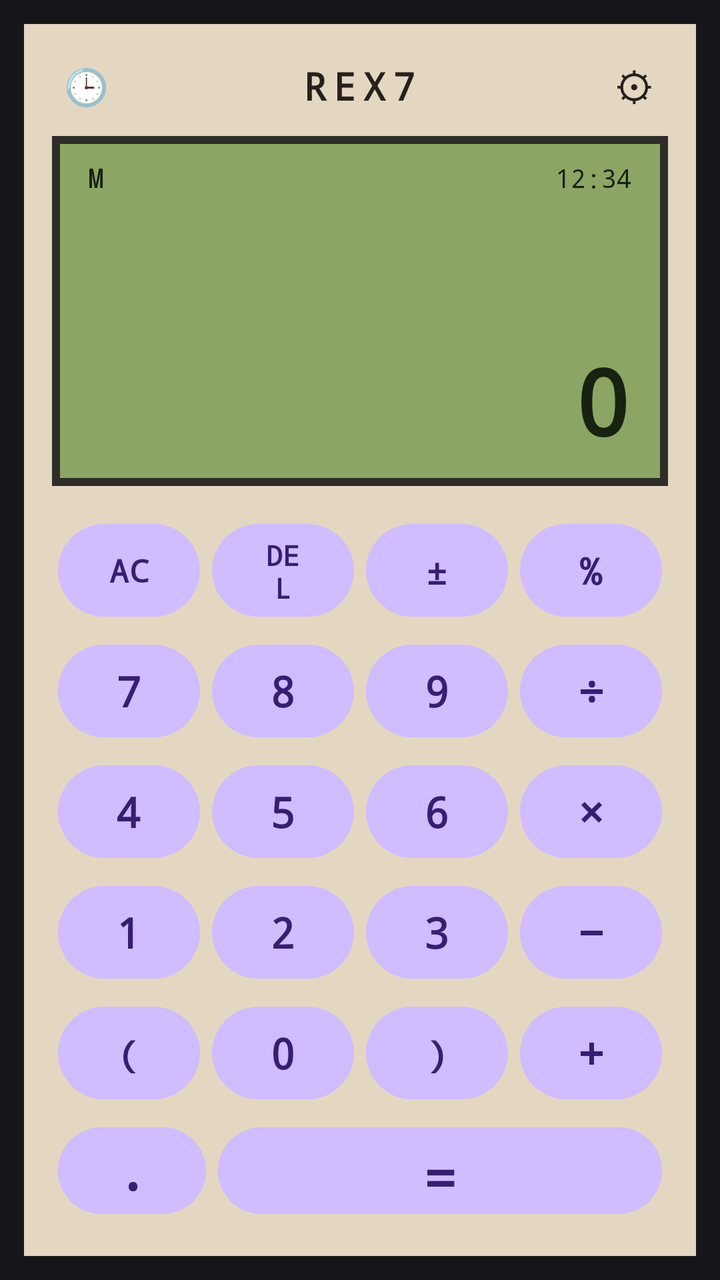
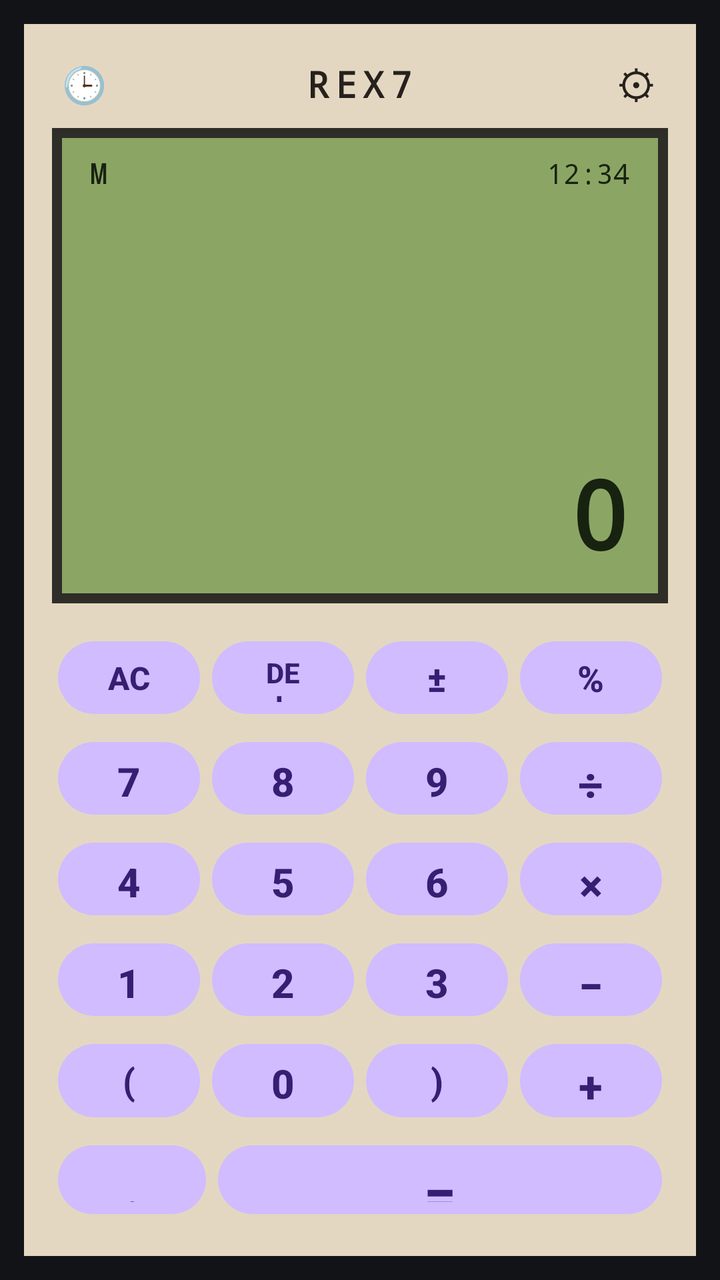

Compare the two renders of this Android layout. The source of the first and the diff that turns it into the second are given below.
<!-- AndroidManifest.xml: application theme Theme.REX7Calculator -->
<!-- res/layout/activity_main.xml -->
<?xml version="1.0" encoding="utf-8"?>
<LinearLayout xmlns:android="http://schemas.android.com/apk/res/android"
    android:id="@+id/rootContainer"
    android:layout_width="match_parent"
    android:layout_height="match_parent"
    android:background="#15161A"
    android:gravity="center"
    android:orientation="vertical"
    android:padding="12dp">

    <LinearLayout
        android:id="@+id/chassisLayout"
        android:layout_width="match_parent"
        android:layout_height="match_parent"
        android:background="#E4D7C2"
        android:orientation="vertical"
        android:padding="14dp">

        <RelativeLayout
            android:layout_width="match_parent"
            android:layout_height="34dp">
            <TextView
                android:id="@+id/btnHistory"
                android:layout_width="34dp"
                android:layout_height="34dp"
                android:layout_alignParentStart="true"
                android:gravity="center"
                android:text="🕒"
                android:textSize="18sp" />
            <TextView
                android:id="@+id/tvBrand"
                android:layout_width="wrap_content"
                android:layout_height="wrap_content"
                android:layout_centerInParent="true"
                android:fontFamily="monospace"
                android:letterSpacing="0.18"
                android:text="REX7"
                android:textColor="#26211C"
                android:textSize="19sp"
                android:textStyle="bold" />
            <TextView
                android:id="@+id/btnSettings"
                android:layout_width="34dp"
                android:layout_height="34dp"
                android:layout_alignParentEnd="true"
                android:gravity="center"
                android:text="⚙"
                android:textColor="#26211C"
                android:textSize="20sp" />
        </RelativeLayout>

        <LinearLayout
            android:id="@+id/lcdBorderLayout"
            android:layout_width="match_parent"
            android:layout_height="175dp"
            android:layout_marginTop="8dp"
            android:layout_marginBottom="12dp"
            android:background="#2E2D28"
            android:padding="4dp">

            <LinearLayout
                android:id="@+id/lcdScreen"
                android:layout_width="match_parent"
                android:layout_height="match_parent"
                android:background="#8BA664"
                android:orientation="vertical"
                android:paddingStart="14dp"
                android:paddingTop="8dp"
                android:paddingEnd="14dp"
                android:paddingBottom="8dp">

                <RelativeLayout
                    android:layout_width="match_parent"
                    android:layout_height="wrap_content">
                    <TextView
                        android:id="@+id/tvLcdFlag"
                        android:layout_width="wrap_content"
                        android:layout_height="wrap_content"
                        android:fontFamily="monospace"
                        android:text="M"
                        android:textColor="#182210"
                        android:textSize="13sp"
                        android:textStyle="bold" />
                    <TextView
                        android:id="@+id/tvLcdClock"
                        android:layout_width="wrap_content"
                        android:layout_height="wrap_content"
                        android:layout_alignParentEnd="true"
                        android:fontFamily="monospace"
                        android:text="12:34"
                        android:textColor="#182210"
                        android:textSize="13sp" />
                </RelativeLayout>

                <TextView
                    android:id="@+id/tvExpression"
                    android:layout_width="match_parent"
                    android:layout_height="0dp"
                    android:layout_weight="1"
                    android:fontFamily="monospace"
                    android:gravity="start|center_vertical"
                    android:letterSpacing="0.05"
                    android:maxLines="1"
                    android:text=""
                    android:textColor="#182210"
                    android:textSize="24sp" />

                <TextView
                    android:id="@+id/tvResult"
                    android:layout_width="match_parent"
                    android:layout_height="wrap_content"
                    android:fontFamily="monospace"
                    android:gravity="end|bottom"
                    android:letterSpacing="0.05"
                    android:maxLines="1"
                    android:text="0"
                    android:textColor="#182210"
                    android:textSize="46sp"
                    android:textStyle="bold" />
            </LinearLayout>
        </LinearLayout>

        <LinearLayout
            android:layout_width="match_parent"
            android:layout_height="0dp"
            android:layout_weight="1"
            android:orientation="vertical">

            <LinearLayout android:layout_width="match_parent" android:layout_height="0dp" android:layout_weight="1" android:orientation="horizontal">
                <Button android:id="@+id/btnAC" android:layout_width="0dp" android:layout_height="match_parent" android:layout_weight="1" android:layout_margin="3dp" android:fontFamily="monospace" android:text="AC" android:textSize="16sp" android:textStyle="bold" />
                <Button android:id="@+id/btnDel" android:layout_width="0dp" android:layout_height="match_parent" android:layout_weight="1" android:layout_margin="3dp" android:fontFamily="monospace" android:text="DEL" android:textSize="14sp" android:textStyle="bold" />
                <Button android:id="@+id/btnToggleSign" android:layout_width="0dp" android:layout_height="match_parent" android:layout_weight="1" android:layout_margin="3dp" android:fontFamily="monospace" android:text="±" android:textSize="18sp" android:textStyle="bold" />
                <Button android:id="@+id/btnPercent" android:layout_width="0dp" android:layout_height="match_parent" android:layout_weight="1" android:layout_margin="3dp" android:fontFamily="monospace" android:text="%" android:textSize="18sp" android:textStyle="bold" />
            </LinearLayout>

            <LinearLayout android:layout_width="match_parent" android:layout_height="0dp" android:layout_weight="1" android:orientation="horizontal">
                <Button android:id="@+id/btn7" android:layout_width="0dp" android:layout_height="match_parent" android:layout_weight="1" android:layout_margin="3dp" android:fontFamily="monospace" android:text="7" android:textSize="21sp" android:textStyle="bold" />
                <Button android:id="@+id/btn8" android:layout_width="0dp" android:layout_height="match_parent" android:layout_weight="1" android:layout_margin="3dp" android:fontFamily="monospace" android:text="8" android:textSize="21sp" android:textStyle="bold" />
                <Button android:id="@+id/btn9" android:layout_width="0dp" android:layout_height="match_parent" android:layout_weight="1" android:layout_margin="3dp" android:fontFamily="monospace" android:text="9" android:textSize="21sp" android:textStyle="bold" />
                <Button android:id="@+id/btnDivide" android:layout_width="0dp" android:layout_height="match_parent" android:layout_weight="1" android:layout_margin="3dp" android:fontFamily="monospace" android:text="÷" android:textSize="23sp" android:textStyle="bold" />
            </LinearLayout>

            <LinearLayout android:layout_width="match_parent" android:layout_height="0dp" android:layout_weight="1" android:orientation="horizontal">
                <Button android:id="@+id/btn4" android:layout_width="0dp" android:layout_height="match_parent" android:layout_weight="1" android:layout_margin="3dp" android:fontFamily="monospace" android:text="4" android:textSize="21sp" android:textStyle="bold" />
                <Button android:id="@+id/btn5" android:layout_width="0dp" android:layout_height="match_parent" android:layout_weight="1" android:layout_margin="3dp" android:fontFamily="monospace" android:text="5" android:textSize="21sp" android:textStyle="bold" />
                <Button android:id="@+id/btn6" android:layout_width="0dp" android:layout_height="match_parent" android:layout_weight="1" android:layout_margin="3dp" android:fontFamily="monospace" android:text="6" android:textSize="21sp" android:textStyle="bold" />
                <Button android:id="@+id/btnMultiply" android:layout_width="0dp" android:layout_height="match_parent" android:layout_weight="1" android:layout_margin="3dp" android:fontFamily="monospace" android:text="×" android:textSize="23sp" android:textStyle="bold" />
            </LinearLayout>

            <LinearLayout android:layout_width="match_parent" android:layout_height="0dp" android:layout_weight="1" android:orientation="horizontal">
                <Button android:id="@+id/btn1" android:layout_width="0dp" android:layout_height="match_parent" android:layout_weight="1" android:layout_margin="3dp" android:fontFamily="monospace" android:text="1" android:textSize="21sp" android:textStyle="bold" />
                <Button android:id="@+id/btn2" android:layout_width="0dp" android:layout_height="match_parent" android:layout_weight="1" android:layout_margin="3dp" android:fontFamily="monospace" android:text="2" android:textSize="21sp" android:textStyle="bold" />
                <Button android:id="@+id/btn3" android:layout_width="0dp" android:layout_height="match_parent" android:layout_weight="1" android:layout_margin="3dp" android:fontFamily="monospace" android:text="3" android:textSize="21sp" android:textStyle="bold" />
                <Button android:id="@+id/btnMinus" android:layout_width="0dp" android:layout_height="match_parent" android:layout_weight="1" android:layout_margin="3dp" android:fontFamily="monospace" android:text="−" android:textSize="23sp" android:textStyle="bold" />
            </LinearLayout>

            <LinearLayout android:layout_width="match_parent" android:layout_height="0dp" android:layout_weight="1" android:orientation="horizontal">
                <Button android:id="@+id/btnParenOpen" android:layout_width="0dp" android:layout_height="match_parent" android:layout_weight="1" android:layout_margin="3dp" android:fontFamily="monospace" android:text="(" android:textSize="18sp" android:textStyle="bold" />
                <Button android:id="@+id/btn0" android:layout_width="0dp" android:layout_height="match_parent" android:layout_weight="1" android:layout_margin="3dp" android:fontFamily="monospace" android:text="0" android:textSize="21sp" android:textStyle="bold" />
                <Button android:id="@+id/btnParenClose" android:layout_width="0dp" android:layout_height="match_parent" android:layout_weight="1" android:layout_margin="3dp" android:fontFamily="monospace" android:text=")" android:textSize="18sp" android:textStyle="bold" />
                <Button android:id="@+id/btnPlus" android:layout_width="0dp" android:layout_height="match_parent" android:layout_weight="1" android:layout_margin="3dp" android:fontFamily="monospace" android:text="+" android:textSize="23sp" android:textStyle="bold" />
            </LinearLayout>

            <LinearLayout android:layout_width="match_parent" android:layout_height="0dp" android:layout_weight="0.95" android:orientation="horizontal">
                <Button android:id="@+id/btnDot" android:layout_width="0dp" android:layout_height="match_parent" android:layout_weight="1" android:layout_margin="3dp" android:fontFamily="monospace" android:text="." android:textSize="24sp" android:textStyle="bold" />
                <Button android:id="@+id/btnEqual" android:layout_width="0dp" android:layout_height="match_parent" android:layout_weight="3" android:layout_margin="3dp" android:fontFamily="monospace" android:text="=" android:textSize="28sp" android:textStyle="bold" />
            </LinearLayout>
        </LinearLayout>
    </LinearLayout>
</LinearLayout>
<!-- resources referenced by this layout -->
<resources>
  <style name="Theme.REX7Calculator" parent="Theme.Material3.Dark.NoActionBar">
          <item name="android:statusBarColor">#121214</item>
          <item name="android:navigationBarColor">#121214</item>
          <item name="android:windowLightStatusBar">false</item>
      </style>
</resources>

<!-- the commit's change to res/layout/activity_main.xml (unified diff, before → after) -->
@@ -3,8 +3,7 @@
     android:id="@+id/rootContainer"
     android:layout_width="match_parent"
     android:layout_height="match_parent"
-    android:background="#15161A"
-    android:gravity="center"
+    android:background="#121316"
     android:orientation="vertical"
     android:padding="12dp">
 
@@ -18,11 +17,11 @@
 
         <RelativeLayout
             android:layout_width="match_parent"
-            android:layout_height="34dp">
+            android:layout_height="32dp">
             <TextView
                 android:id="@+id/btnHistory"
-                android:layout_width="34dp"
-                android:layout_height="34dp"
+                android:layout_width="32dp"
+                android:layout_height="32dp"
                 android:layout_alignParentStart="true"
                 android:gravity="center"
                 android:text="🕒"
@@ -36,12 +35,12 @@
                 android:letterSpacing="0.18"
                 android:text="REX7"
                 android:textColor="#26211C"
-                android:textSize="19sp"
+                android:textSize="18sp"
                 android:textStyle="bold" />
             <TextView
                 android:id="@+id/btnSettings"
-                android:layout_width="34dp"
-                android:layout_height="34dp"
+                android:layout_width="32dp"
+                android:layout_height="32dp"
                 android:layout_alignParentEnd="true"
                 android:gravity="center"
                 android:text="⚙"
@@ -52,11 +51,12 @@
         <LinearLayout
             android:id="@+id/lcdBorderLayout"
             android:layout_width="match_parent"
-            android:layout_height="175dp"
-            android:layout_marginTop="8dp"
+            android:layout_height="0dp"
+            android:layout_weight="1.15"
+            android:layout_marginTop="6dp"
             android:layout_marginBottom="12dp"
             android:background="#2E2D28"
-            android:padding="4dp">
+            android:padding="5dp">
 
             <LinearLayout
                 android:id="@+id/lcdScreen"
@@ -79,7 +79,7 @@
                         android:fontFamily="monospace"
                         android:text="M"
                         android:textColor="#182210"
-                        android:textSize="13sp"
+                        android:textSize="14sp"
                         android:textStyle="bold" />
                     <TextView
                         android:id="@+id/tvLcdClock"
@@ -89,7 +89,7 @@
                         android:fontFamily="monospace"
                         android:text="12:34"
                         android:textColor="#182210"
-                        android:textSize="13sp" />
+                        android:textSize="14sp" />
                 </RelativeLayout>
 
                 <TextView
@@ -100,7 +100,7 @@
                     android:fontFamily="monospace"
                     android:gravity="start|center_vertical"
                     android:letterSpacing="0.05"
-                    android:maxLines="1"
+                    android:maxLines="2"
                     android:text=""
                     android:textColor="#182210"
                     android:textSize="24sp" />
@@ -115,7 +115,7 @@
                     android:maxLines="1"
                     android:text="0"
                     android:textColor="#182210"
-                    android:textSize="46sp"
+                    android:textSize="48sp"
                     android:textStyle="bold" />
             </LinearLayout>
         </LinearLayout>
@@ -123,47 +123,47 @@
         <LinearLayout
             android:layout_width="match_parent"
             android:layout_height="0dp"
-            android:layout_weight="1"
+            android:layout_weight="1.45"
             android:orientation="vertical">
 
             <LinearLayout android:layout_width="match_parent" android:layout_height="0dp" android:layout_weight="1" android:orientation="horizontal">
-                <Button android:id="@+id/btnAC" android:layout_width="0dp" android:layout_height="match_parent" android:layout_weight="1" android:layout_margin="3dp" android:fontFamily="monospace" android:text="AC" android:textSize="16sp" android:textStyle="bold" />
-                <Button android:id="@+id/btnDel" android:layout_width="0dp" android:layout_height="match_parent" android:layout_weight="1" android:layout_margin="3dp" android:fontFamily="monospace" android:text="DEL" android:textSize="14sp" android:textStyle="bold" />
-                <Button android:id="@+id/btnToggleSign" android:layout_width="0dp" android:layout_height="match_parent" android:layout_weight="1" android:layout_margin="3dp" android:fontFamily="monospace" android:text="±" android:textSize="18sp" android:textStyle="bold" />
-                <Button android:id="@+id/btnPercent" android:layout_width="0dp" android:layout_height="match_parent" android:layout_weight="1" android:layout_margin="3dp" android:fontFamily="monospace" android:text="%" android:textSize="18sp" android:textStyle="bold" />
+                <Button android:id="@+id/btnAC" android:layout_width="0dp" android:layout_height="match_parent" android:layout_weight="1" android:layout_margin="3dp" android:text="AC" android:textSize="16sp" android:textStyle="bold" />
+                <Button android:id="@+id/btnDel" android:layout_width="0dp" android:layout_height="match_parent" android:layout_weight="1" android:layout_margin="3dp" android:text="DEL" android:textSize="14sp" android:textStyle="bold" />
+                <Button android:id="@+id/btnToggleSign" android:layout_width="0dp" android:layout_height="match_parent" android:layout_weight="1" android:layout_margin="3dp" android:text="±" android:textSize="18sp" android:textStyle="bold" />
+                <Button android:id="@+id/btnPercent" android:layout_width="0dp" android:layout_height="match_parent" android:layout_weight="1" android:layout_margin="3dp" android:text="%" android:textSize="18sp" android:textStyle="bold" />
             </LinearLayout>
 
             <LinearLayout android:layout_width="match_parent" android:layout_height="0dp" android:layout_weight="1" android:orientation="horizontal">
-                <Button android:id="@+id/btn7" android:layout_width="0dp" android:layout_height="match_parent" android:layout_weight="1" android:layout_margin="3dp" android:fontFamily="monospace" android:text="7" android:textSize="21sp" android:textStyle="bold" />
-                <Button android:id="@+id/btn8" android:layout_width="0dp" android:layout_height="match_parent" android:layout_weight="1" android:layout_margin="3dp" android:fontFamily="monospace" android:text="8" android:textSize="21sp" android:textStyle="bold" />
-                <Button android:id="@+id/btn9" android:layout_width="0dp" android:layout_height="match_parent" android:layout_weight="1" android:layout_margin="3dp" android:fontFamily="monospace" android:text="9" android:textSize="21sp" android:textStyle="bold" />
-                <Button android:id="@+id/btnDivide" android:layout_width="0dp" android:layout_height="match_parent" android:layout_weight="1" android:layout_margin="3dp" android:fontFamily="monospace" android:text="÷" android:textSize="23sp" android:textStyle="bold" />
+                <Button android:id="@+id/btn7" android:layout_width="0dp" android:layout_height="match_parent" android:layout_weight="1" android:layout_margin="3dp" android:text="7" android:textSize="20sp" android:textStyle="bold" />
+                <Button android:id="@+id/btn8" android:layout_width="0dp" android:layout_height="match_parent" android:layout_weight="1" android:layout_margin="3dp" android:text="8" android:textSize="20sp" android:textStyle="bold" />
+                <Button android:id="@+id/btn9" android:layout_width="0dp" android:layout_height="match_parent" android:layout_weight="1" android:layout_margin="3dp" android:text="9" android:textSize="20sp" android:textStyle="bold" />
+                <Button android:id="@+id/btnDivide" android:layout_width="0dp" android:layout_height="match_parent" android:layout_weight="1" android:layout_margin="3dp" android:text="÷" android:textSize="22sp" android:textStyle="bold" />
             </LinearLayout>
 
             <LinearLayout android:layout_width="match_parent" android:layout_height="0dp" android:layout_weight="1" android:orientation="horizontal">
-                <Button android:id="@+id/btn4" android:layout_width="0dp" android:layout_height="match_parent" android:layout_weight="1" android:layout_margin="3dp" android:fontFamily="monospace" android:text="4" android:textSize="21sp" android:textStyle="bold" />
-                <Button android:id="@+id/btn5" android:layout_width="0dp" android:layout_height="match_parent" android:layout_weight="1" android:layout_margin="3dp" android:fontFamily="monospace" android:text="5" android:textSize="21sp" android:textStyle="bold" />
-                <Button android:id="@+id/btn6" android:layout_width="0dp" android:layout_height="match_parent" android:layout_weight="1" android:layout_margin="3dp" android:fontFamily="monospace" android:text="6" android:textSize="21sp" android:textStyle="bold" />
-                <Button android:id="@+id/btnMultiply" android:layout_width="0dp" android:layout_height="match_parent" android:layout_weight="1" android:layout_margin="3dp" android:fontFamily="monospace" android:text="×" android:textSize="23sp" android:textStyle="bold" />
+                <Button android:id="@+id/btn4" android:layout_width="0dp" android:layout_height="match_parent" android:layout_weight="1" android:layout_margin="3dp" android:text="4" android:textSize="20sp" android:textStyle="bold" />
+                <Button android:id="@+id/btn5" android:layout_width="0dp" android:layout_height="match_parent" android:layout_weight="1" android:layout_margin="3dp" android:text="5" android:textSize="20sp" android:textStyle="bold" />
+                <Button android:id="@+id/btn6" android:layout_width="0dp" android:layout_height="match_parent" android:layout_weight="1" android:layout_margin="3dp" android:text="6" android:textSize="20sp" android:textStyle="bold" />
+                <Button android:id="@+id/btnMultiply" android:layout_width="0dp" android:layout_height="match_parent" android:layout_weight="1" android:layout_margin="3dp" android:text="×" android:textSize="22sp" android:textStyle="bold" />
             </LinearLayout>
 
             <LinearLayout android:layout_width="match_parent" android:layout_height="0dp" android:layout_weight="1" android:orientation="horizontal">
-                <Button android:id="@+id/btn1" android:layout_width="0dp" android:layout_height="match_parent" android:layout_weight="1" android:layout_margin="3dp" android:fontFamily="monospace" android:text="1" android:textSize="21sp" android:textStyle="bold" />
-                <Button android:id="@+id/btn2" android:layout_width="0dp" android:layout_height="match_parent" android:layout_weight="1" android:layout_margin="3dp" android:fontFamily="monospace" android:text="2" android:textSize="21sp" android:textStyle="bold" />
-                <Button android:id="@+id/btn3" android:layout_width="0dp" android:layout_height="match_parent" android:layout_weight="1" android:layout_margin="3dp" android:fontFamily="monospace" android:text="3" android:textSize="21sp" android:textStyle="bold" />
-                <Button android:id="@+id/btnMinus" android:layout_width="0dp" android:layout_height="match_parent" android:layout_weight="1" android:layout_margin="3dp" android:fontFamily="monospace" android:text="−" android:textSize="23sp" android:textStyle="bold" />
+                <Button android:id="@+id/btn1" android:layout_width="0dp" android:layout_height="match_parent" android:layout_weight="1" android:layout_margin="3dp" android:text="1" android:textSize="20sp" android:textStyle="bold" />
+                <Button android:id="@+id/btn2" android:layout_width="0dp" android:layout_height="match_parent" android:layout_weight="1" android:layout_margin="3dp" android:text="2" android:textSize="20sp" android:textStyle="bold" />
+                <Button android:id="@+id/btn3" android:layout_width="0dp" android:layout_height="match_parent" android:layout_weight="1" android:layout_margin="3dp" android:text="3" android:textSize="20sp" android:textStyle="bold" />
+                <Button android:id="@+id/btnMinus" android:layout_width="0dp" android:layout_height="match_parent" android:layout_weight="1" android:layout_margin="3dp" android:text="−" android:textSize="22sp" android:textStyle="bold" />
             </LinearLayout>
 
             <LinearLayout android:layout_width="match_parent" android:layout_height="0dp" android:layout_weight="1" android:orientation="horizontal">
-                <Button android:id="@+id/btnParenOpen" android:layout_width="0dp" android:layout_height="match_parent" android:layout_weight="1" android:layout_margin="3dp" android:fontFamily="monospace" android:text="(" android:textSize="18sp" android:textStyle="bold" />
-                <Button android:id="@+id/btn0" android:layout_width="0dp" android:layout_height="match_parent" android:layout_weight="1" android:layout_margin="3dp" android:fontFamily="monospace" android:text="0" android:textSize="21sp" android:textStyle="bold" />
-                <Button android:id="@+id/btnParenClose" android:layout_width="0dp" android:layout_height="match_parent" android:layout_weight="1" android:layout_margin="3dp" android:fontFamily="monospace" android:text=")" android:textSize="18sp" android:textStyle="bold" />
-                <Button android:id="@+id/btnPlus" android:layout_width="0dp" android:layout_height="match_parent" android:layout_weight="1" android:layout_margin="3dp" android:fontFamily="monospace" android:text="+" android:textSize="23sp" android:textStyle="bold" />
+                <Button android:id="@+id/btnParenOpen" android:layout_width="0dp" android:layout_height="match_parent" android:layout_weight="1" android:layout_margin="3dp" android:text="(" android:textSize="18sp" android:textStyle="bold" />
+                <Button android:id="@+id/btn0" android:layout_width="0dp" android:layout_height="match_parent" android:layout_weight="1" android:layout_margin="3dp" android:text="0" android:textSize="20sp" android:textStyle="bold" />
+                <Button android:id="@+id/btnParenClose" android:layout_width="0dp" android:layout_height="match_parent" android:layout_weight="1" android:layout_margin="3dp" android:text=")" android:textSize="18sp" android:textStyle="bold" />
+                <Button android:id="@+id/btnPlus" android:layout_width="0dp" android:layout_height="match_parent" android:layout_weight="1" android:layout_margin="3dp" android:text="+" android:textSize="22sp" android:textStyle="bold" />
             </LinearLayout>
 
             <LinearLayout android:layout_width="match_parent" android:layout_height="0dp" android:layout_weight="0.95" android:orientation="horizontal">
-                <Button android:id="@+id/btnDot" android:layout_width="0dp" android:layout_height="match_parent" android:layout_weight="1" android:layout_margin="3dp" android:fontFamily="monospace" android:text="." android:textSize="24sp" android:textStyle="bold" />
-                <Button android:id="@+id/btnEqual" android:layout_width="0dp" android:layout_height="match_parent" android:layout_weight="3" android:layout_margin="3dp" android:fontFamily="monospace" android:text="=" android:textSize="28sp" android:textStyle="bold" />
+                <Button android:id="@+id/btnDot" android:layout_width="0dp" android:layout_height="match_parent" android:layout_weight="1" android:layout_margin="3dp" android:text="." android:textSize="24sp" android:textStyle="bold" />
+                <Button android:id="@+id/btnEqual" android:layout_width="0dp" android:layout_height="match_parent" android:layout_weight="3" android:layout_margin="3dp" android:text="=" android:textSize="28sp" android:textStyle="bold" />
             </LinearLayout>
         </LinearLayout>
     </LinearLayout>
